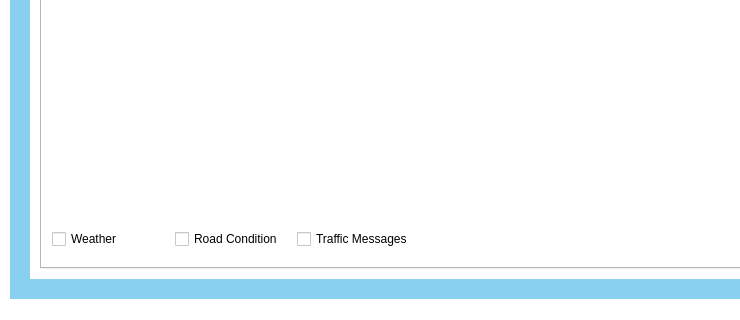
This is mainwindow.ui in lotila/RoadConditionsDashboard as Qt 5 draws it before an edit; both pictures show x 0 to 740 and y 472 to 792 of the 1242 by 792 pixel window. The edited form follows.
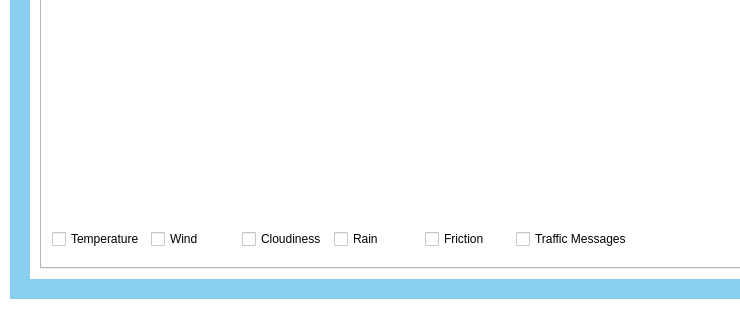
This is the edited form. The open tabs and pages were chosen to show the change. Custom widgets are drawn as their Qt base class.

Commit message: Chart buttons updated

Diff of the .ui file:
```diff
--- a/mainwindow.ui
+++ b/mainwindow.ui
@@ -2797,7 +2797,7 @@
            <rect>
             <x>20</x>
             <y>580</y>
-            <width>362</width>
+            <width>580</width>
             <height>31</height>
            </rect>
           </property>
@@ -2805,14 +2805,35 @@
            <item>
             <widget class="QCheckBox" name="weatherCheckbox">
              <property name="text">
-              <string>Weather</string>
+              <string>Temperature</string>
              </property>
             </widget>
            </item>
            <item>
             <widget class="QCheckBox" name="roadCheckbox">
              <property name="text">
-              <string>Road Condition</string>
+              <string>Wind</string>
+             </property>
+            </widget>
+           </item>
+           <item>
+            <widget class="QCheckBox" name="cloudinessCheckbox">
+             <property name="text">
+              <string>Cloudiness</string>
+             </property>
+            </widget>
+           </item>
+           <item>
+            <widget class="QCheckBox" name="rainCheckbox">
+             <property name="text">
+              <string>Rain</string>
+             </property>
+            </widget>
+           </item>
+           <item>
+            <widget class="QCheckBox" name="frictionCheckbox">
+             <property name="text">
+              <string>Friction</string>
              </property>
             </widget>
            </item>
```
Left out of the diff: 6 changed lines with no effect on the pictures.
